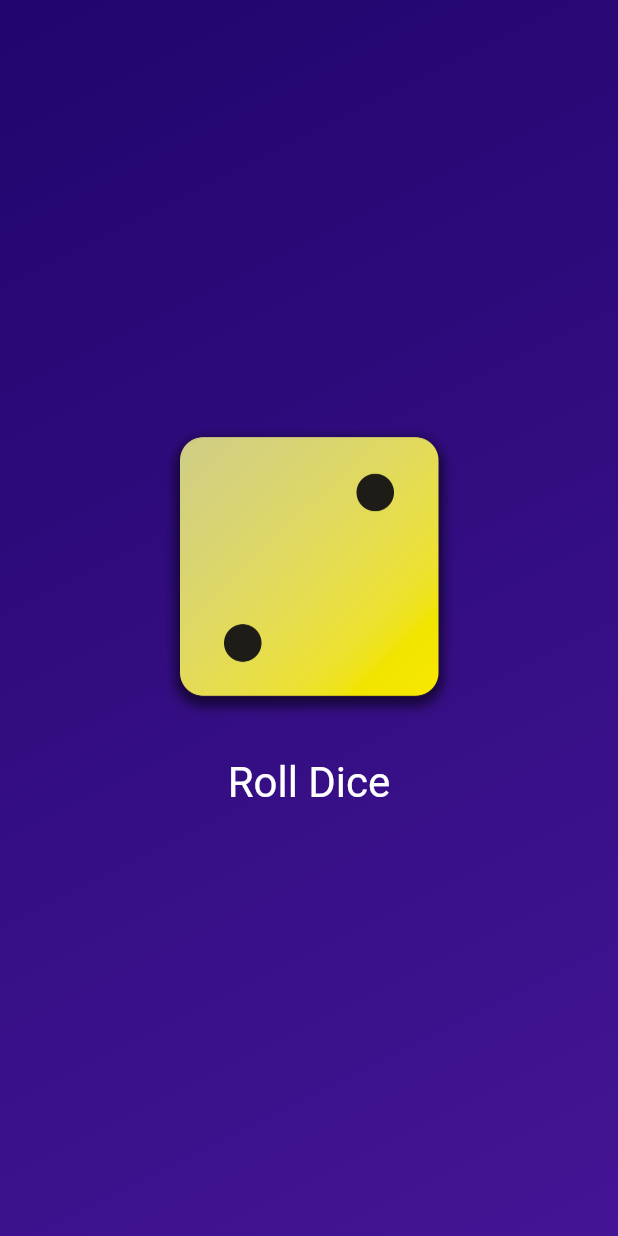
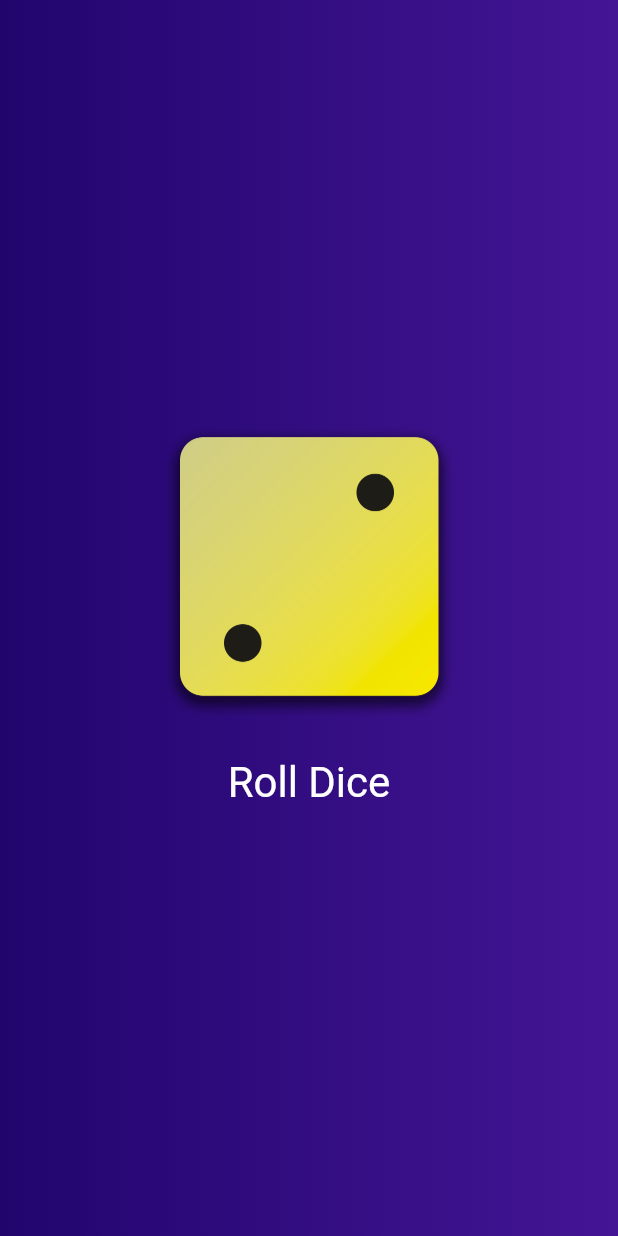
Before and after one commit to raman04-byte/flutter_dice, a Flutter app: the screen it shows after launch, on a phone screen of 412 x 824 dp. Run offline on Flutter 3.47's test engine with Material 2 defaults, Android fonts, the phone set to English and light mode, and no system bars.

Commit message:
Removed the unwanted code

```diff
--- a/lib/gradient_container.dart
+++ b/lib/gradient_container.dart
@@ -1,9 +1,6 @@
 import 'package:flutter/material.dart';
 
 import 'package:dice_app/dice_roller.dart';
-
-const startAlignment = Alignment.topLeft;
-const endAlignment = Alignment.bottomRight;
 
 class GradientContainer extends StatelessWidget {
   const GradientContainer(this.color1, this.color2, {super.key});
@@ -21,8 +18,6 @@ class GradientContainer extends StatelessWidget {
       decoration: BoxDecoration(
         gradient: LinearGradient(
           colors: [color1, color2],
-          begin: startAlignment,
-          end: endAlignment,
         ),
       ),
       child: const Center(
```
Also changed, not shown: 1 other file.
